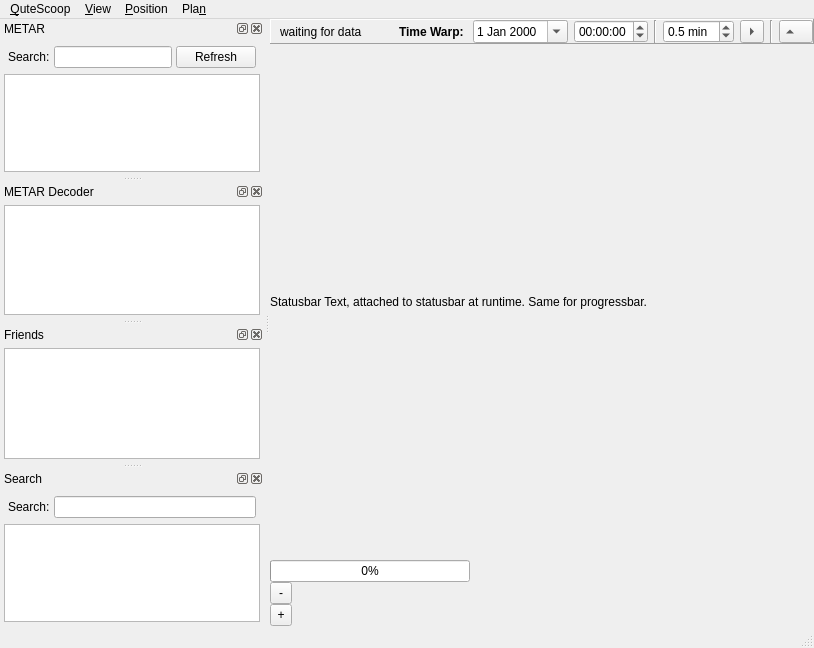
qutescoop/qutescoop, file branches/jonas_stable/QuteScoop/gui/MainWindow.ui: the form before one commit.
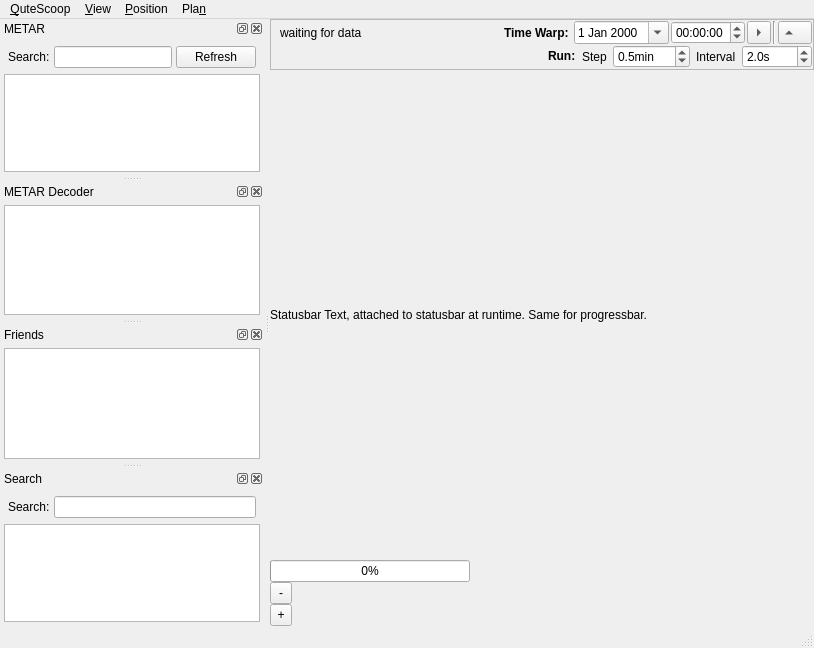
The form after the commit. Icons and pictures are not drawn.

What changed in the file:
```diff
--- a/branches/jonas_stable/QuteScoop/gui/MainWindow.ui
+++ b/branches/jonas_stable/QuteScoop/gui/MainWindow.ui
@@ -34,20 +34,28 @@
        </sizepolicy>
       </property>
       <property name="frameShape">
-       <enum>QFrame::Panel</enum>
+       <enum>QFrame::StyledPanel</enum>
       </property>
       <property name="frameShadow">
        <enum>QFrame::Raised</enum>
       </property>
-      <layout class="QHBoxLayout" name="horizontalLayout">
+      <layout class="QVBoxLayout" name="verticalLayout_2">
+       <property name="spacing">
+        <number>1</number>
+       </property>
        <property name="topMargin">
-        <number>0</number>
+        <number>1</number>
        </property>
        <property name="rightMargin">
-        <number>0</number>
+        <number>1</number>
        </property>
        <property name="bottomMargin">
-        <number>0</number>
+        <number>1</number>
+       </property>
+       <item>
+        <layout class="QHBoxLayout" name="horizontalLayout_3">
+         <property name="spacing">
+          <number>2</number>
        </property>
        <item>
         <widget class="QLabel" name="lblWarpInfo">
@@ -84,6 +92,12 @@
        </item>
        <item>
         <widget class="QDateEdit" name="datePredictTime">
+           <property name="sizePolicy">
+            <sizepolicy hsizetype="Maximum" vsizetype="Fixed">
+             <horstretch>0</horstretch>
+             <verstretch>0</verstretch>
+            </sizepolicy>
+           </property>
          <property name="toolTip">
           <string>Select a date to warp to.</string>
          </property>
@@ -100,56 +114,21 @@
        </item>
        <item>
         <widget class="QTimeEdit" name="timePredictTime">
+           <property name="sizePolicy">
+            <sizepolicy hsizetype="Maximum" vsizetype="Fixed">
+             <horstretch>0</horstretch>
+             <verstretch>0</verstretch>
+            </sizepolicy>
+           </property>
          <property name="toolTip">
           <string>Select a time to warp to.</string>
          </property>
          <property name="wrapping">
           <bool>true</bool>
          </property>
-        </widget>
-       </item>
-       <item>
-        <widget class="Line" name="line_2">
-         <property name="orientation">
-          <enum>Qt::Vertical</enum>
-         </property>
-        </widget>
-       </item>
-       <item>
-        <widget class="QDoubleSpinBox" name="dsRunPredictStep">
-         <property name="sizePolicy">
-          <sizepolicy hsizetype="Maximum" vsizetype="Fixed">
-           <horstretch>0</horstretch>
-           <verstretch>0</verstretch>
-          </sizepolicy>
-         </property>
-         <property name="toolTip">
-          <string>Select '0' for realtime.</string>
-         </property>
-         <property name="specialValueText">
-          <string>realtime</string>
-         </property>
          <property name="accelerated">
           <bool>true</bool>
          </property>
-         <property name="prefix">
-          <string/>
-         </property>
-         <property name="suffix">
-          <string> min</string>
-         </property>
-         <property name="decimals">
-          <number>1</number>
-         </property>
-         <property name="minimum">
-          <double>0.000000000000000</double>
-         </property>
-         <property name="singleStep">
-          <double>0.500000000000000</double>
-         </property>
-         <property name="value">
-          <double>0.500000000000000</double>
-         </property>
         </widget>
        </item>
        <item>
@@ -195,6 +174,113 @@
          <property name="arrowType">
           <enum>Qt::UpArrow</enum>
          </property>
+          </widget>
+         </item>
+        </layout>
+       </item>
+       <item>
+        <widget class="QWidget" name="widgetRunPredict" native="true">
+         <layout class="QHBoxLayout" name="horizontalLayout_2">
+          <property name="margin">
+           <number>0</number>
+          </property>
+          <item>
+           <spacer name="horizontalSpacer_2">
+            <property name="orientation">
+             <enum>Qt::Horizontal</enum>
+            </property>
+            <property name="sizeHint" stdset="0">
+             <size>
+              <width>40</width>
+              <height>20</height>
+             </size>
+            </property>
+           </spacer>
+          </item>
+          <item>
+           <widget class="QLabel" name="label_5">
+            <property name="text">
+             <string>&lt;b&gt;Run:&lt;/b&gt;</string>
+            </property>
+           </widget>
+          </item>
+          <item>
+           <widget class="QLabel" name="label_4">
+            <property name="text">
+             <string>Step</string>
+            </property>
+           </widget>
+          </item>
+          <item>
+           <widget class="QDoubleSpinBox" name="dsRunPredictStep">
+            <property name="sizePolicy">
+             <sizepolicy hsizetype="Maximum" vsizetype="Fixed">
+              <horstretch>0</horstretch>
+              <verstretch>0</verstretch>
+             </sizepolicy>
+            </property>
+            <property name="toolTip">
+             <string>The next Warp will add this timespan to the old one. Select '0' for realtime (starts from now and time will be linked to real time).</string>
+            </property>
+            <property name="specialValueText">
+             <string>realtime</string>
+            </property>
+            <property name="accelerated">
+             <bool>true</bool>
+            </property>
+            <property name="prefix">
+             <string/>
+            </property>
+            <property name="suffix">
+             <string>min</string>
+            </property>
+            <property name="decimals">
+             <number>1</number>
+            </property>
+            <property name="minimum">
+             <double>0.000000000000000</double>
+            </property>
+            <property name="singleStep">
+             <double>0.500000000000000</double>
+            </property>
+            <property name="value">
+             <double>0.500000000000000</double>
+            </property>
+           </widget>
+          </item>
+          <item>
+           <widget class="QLabel" name="label_6">
+            <property name="text">
+             <string>Interval</string>
+            </property>
+           </widget>
+          </item>
+          <item>
+           <widget class="QDoubleSpinBox" name="spinRunPredictInterval">
+            <property name="specialValueText">
+             <string>none</string>
+            </property>
+            <property name="accelerated">
+             <bool>true</bool>
+            </property>
+            <property name="suffix">
+             <string>s</string>
+            </property>
+            <property name="decimals">
+             <number>1</number>
+            </property>
+            <property name="maximum">
+             <double>1000.000000000000000</double>
+            </property>
+            <property name="singleStep">
+             <double>0.200000000000000</double>
+            </property>
+            <property name="value">
+             <double>2.000000000000000</double>
+            </property>
+           </widget>
+          </item>
+         </layout>
         </widget>
        </item>
       </layout>
```
Left out of the diff: 4 changed lines with no effect on the pictures. Lines whose indentation alone changed are shown as unchanged.
